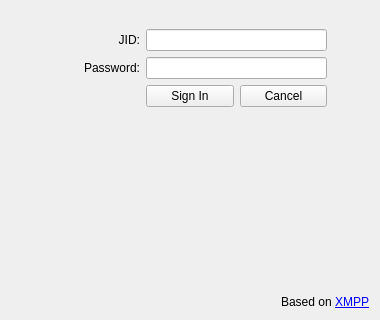
HappySeaFox/tht, file chatwindow.ui: the form before one commit; both pictures show x 0 to 380 and y 145 to 465 of the 380 by 465 pixel window.
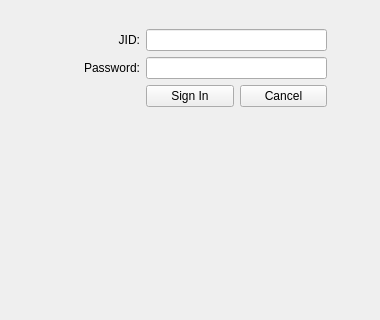
The form after the commit.

The edit to the form file:
```diff
--- a/chatwindow.ui
+++ b/chatwindow.ui
@@ -112,10 +112,7 @@
         </spacer>
        </item>
        <item row="4" column="0" colspan="3">
-        <widget class="QLabel" name="label_3">
-         <property name="text">
-          <string>Based on &lt;a href=&quot;http://xmpp.org&quot;&gt;XMPP&lt;/a&gt;</string>
-         </property>
+        <widget class="QLabel" name="labelBasedOn">
          <property name="alignment">
           <set>Qt::AlignRight|Qt::AlignTrailing|Qt::AlignVCenter</set>
          </property>
```
